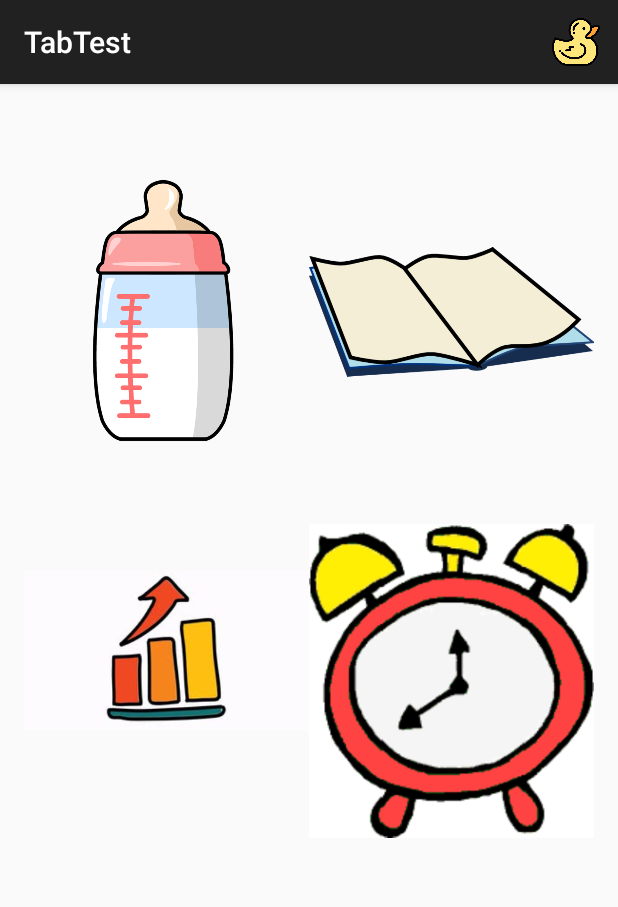
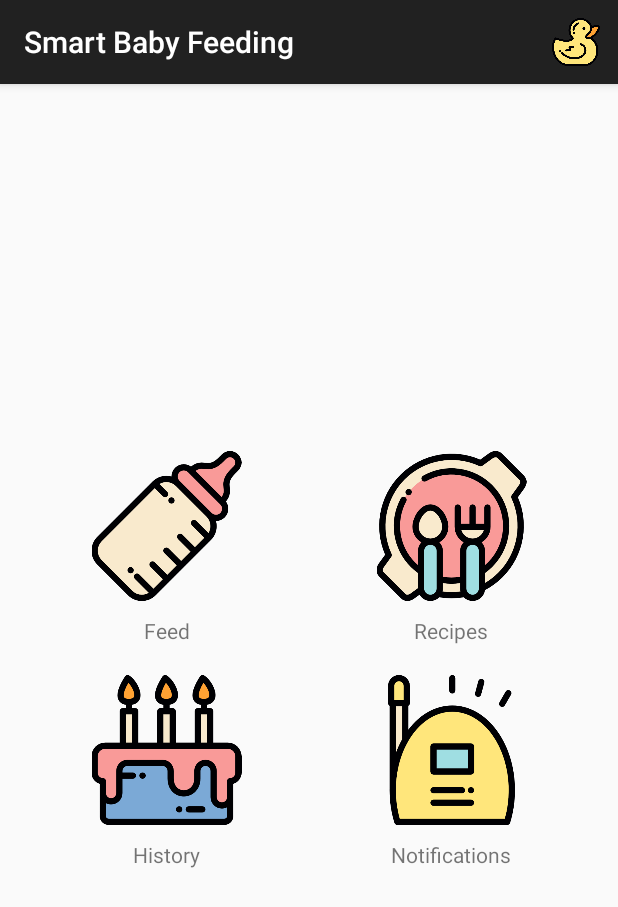
Before and after one commit to JHeggen/smart-baby-feeding, an Android app: the screen it shows after launch (LaunchActivity), on a phone screen of 412 x 824 dp. Shown: the top 907 px of the screen. Run offline under Robolectric (Android 15) with nearby library versions, the phone set to English and light mode, and no system bars; libraries missing offline, so code that uses them is left out: org.greenrobot.greendao; 6 statements that could not run were skipped.

Commit message:
Landing page improvements

```diff
--- a/app/src/main/res/layout/activity_launcher.xml
+++ b/app/src/main/res/layout/activity_launcher.xml
@@ -14,49 +14,105 @@
     <TableLayout
         android:layout_width="match_parent"
         android:layout_height="match_parent"
+        android:stretchColumns="*"
         android:layout_alignParentTop="true"
-        android:stretchColumns="*">
+        android:layout_alignParentStart="true"
+        android:gravity="center_vertical">
 
         <TableRow
             android:layout_width="0dp"
-            android:layout_height="match_parent" >
+            android:layout_height="match_parent">
 
             <ImageView
-                android:layout_height="match_parent"
-                app:srcCompat="@drawable/bottle"
                 android:id="@+id/imageView2"
+                android:layout_width="100dp"
+                android:layout_height="100dp"
+                android:layout_alignParentStart="true"
                 android:layout_alignParentTop="true"
-                android:layout_alignParentStart="true"
-                android:layout_width="75dp"
-                android:onClick="feedClick"/>
+                android:onClick="feedClick"
+                app:srcCompat="@drawable/feedingbottle" />
 
             <ImageView
+                android:id="@+id/imageView3"
                 android:layout_width="100dp"
-                android:layout_height="wrap_content"
-                app:srcCompat="@drawable/book"
-                android:id="@+id/imageView3"
-                android:onClick="recipeClick"/>
+                android:layout_height="100dp"
+                android:onClick="recipeClick"
+                app:srcCompat="@drawable/babyfeeding" />
 
         </TableRow>
 
         <TableRow
+            android:layout_width="match_parent"
+            android:layout_height="match_parent">
+
+            <TextView
+                android:id="@+id/textView"
+                android:layout_width="100dp"
+                android:layout_height="wrap_content"
+                android:layout_alignParentBottom="true"
+                android:layout_alignParentStart="true"
+                android:layout_marginTop="10dp"
+                android:text="Feed"
+                android:textAlignment="center" />
+
+            <TextView
+                android:id="@+id/textView2"
+                android:layout_width="wrap_content"
+                android:layout_height="wrap_content"
+                android:layout_alignTop="@+id/textView"
+                android:layout_marginTop="10dp"
+                android:layout_toEndOf="@+id/textView"
+                android:elevation="11dp"
+                android:text="Recipes"
+                android:textAlignment="center" />
+        </TableRow>
+
+        <TableRow
             android:layout_width="0dp"
-            android:layout_height="match_parent" >
+            android:layout_height="match_parent">
 
             <ImageView
+                android:id="@+id/imageView5"
                 android:layout_width="100dp"
-                android:layout_height="wrap_content"
-                app:srcCompat="@drawable/graph"
-                android:id="@+id/imageView5"
-                android:onClick="historyClick"/>
+                android:layout_height="100dp"
+                android:layout_marginTop="20dp"
+                android:onClick="historyClick"
+                app:srcCompat="@drawable/cake" />
 
             <ImageView
+                android:id="@+id/imageView4"
                 android:layout_width="100dp"
+                android:layout_height="100dp"
+                android:layout_marginTop="20dp"
+                android:onClick="clockClick"
+                app:srcCompat="@drawable/babymonitor" />
+        </TableRow>
+
+        <TableRow
+            android:layout_width="0dp"
+            android:layout_height="match_parent">
+
+            <TextView
+                android:id="@+id/textView3"
+                android:layout_width="wrap_content"
                 android:layout_height="wrap_content"
-                app:srcCompat="@drawable/clock"
-                android:id="@+id/imageView4"
-                android:onClick="clockClick"/>
-        </TableRow>
+                android:layout_alignBottom="@+id/textView3"
+                android:layout_alignEnd="@+id/textView2"
+                android:layout_marginTop="10dp"
+                android:text="History"
+                android:textAlignment="center" />
+
+            <TextView
+                android:id="@+id/textView4"
+                android:layout_width="wrap_content"
+                android:layout_height="wrap_content"
+                android:layout_alignBottom="@+id/textView3"
+                android:layout_alignEnd="@+id/textView2"
+                android:layout_marginTop="10dp"
+                android:text="Notifications"
+                android:textAlignment="center" />
+
+            </TableRow>
     </TableLayout>
 
 </RelativeLayout>
--- a/app/src/main/res/values/strings.xml
+++ b/app/src/main/res/values/strings.xml
@@ -1,5 +1,5 @@
 <resources>
-    <string name="app_name">TabTest</string>
+    <string name="app_name">Smart Baby Feeding</string>
     <string name="action_lists">Test lists</string>
     <string name="action_board">Test board </string>
     <string name="action_disable_drag">Disable drag</string>
```
Also changed, not shown: app/src/main/AndroidManifest.xml (+8 -2 lines).
